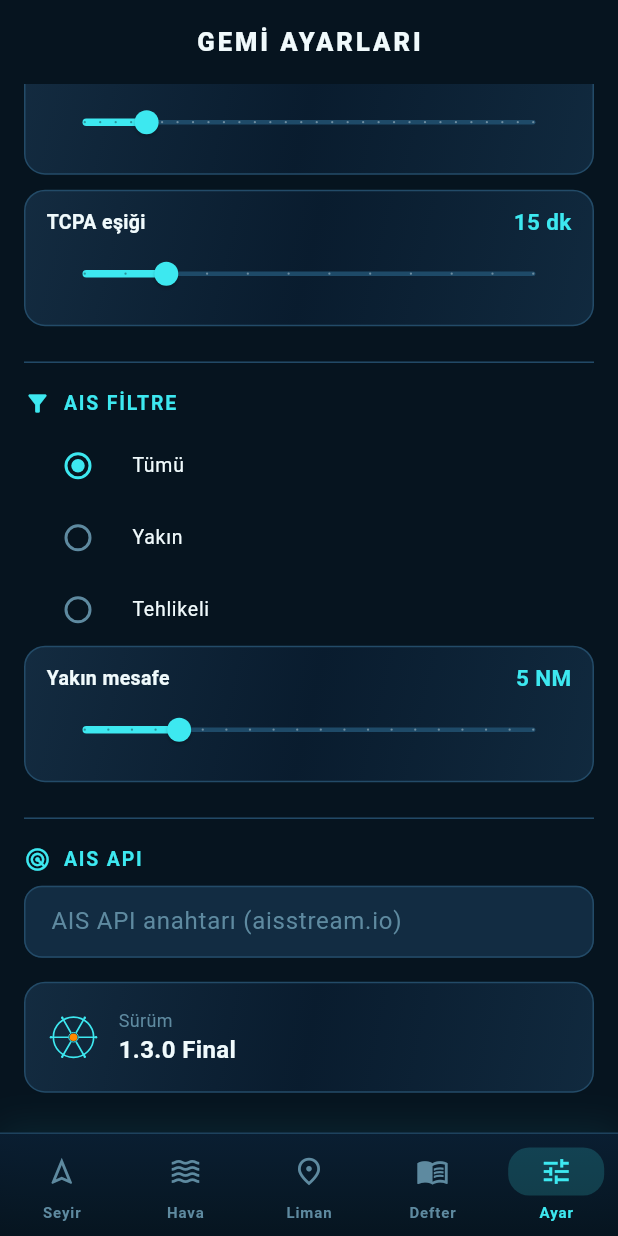
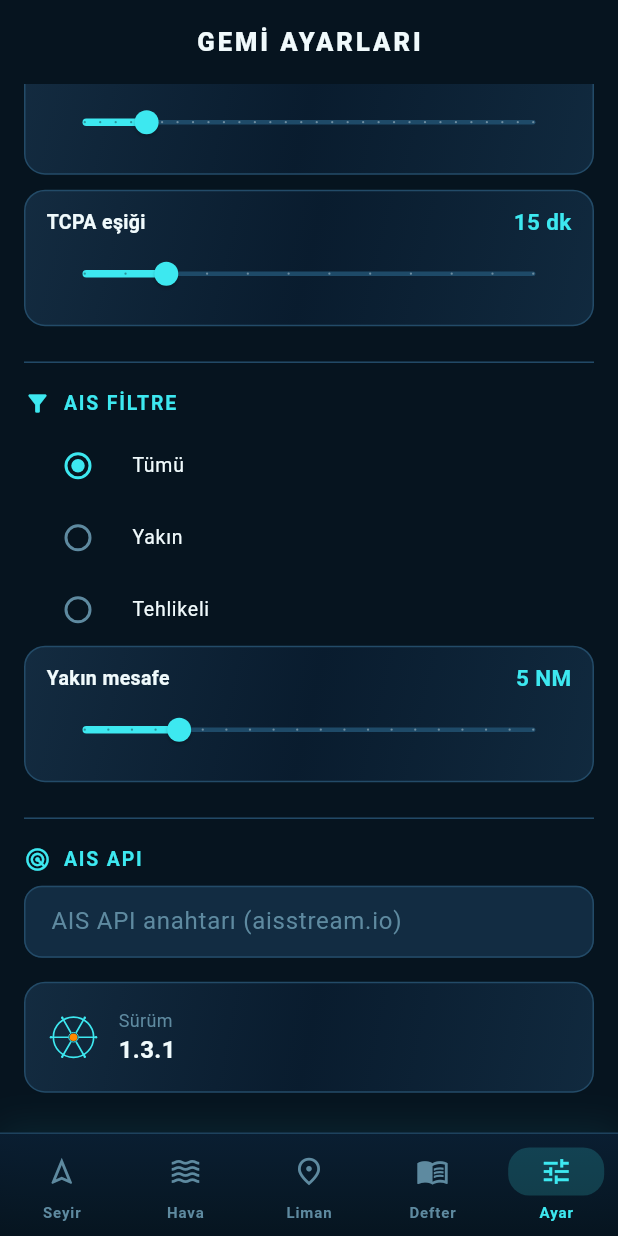
Before and after one commit to rep1ck/Asistan-Kaptan, a Flutter app: the screen it shows after launch, item 5 of the bottom bar chosen, scrolled down 1129 dp, on a phone screen of 412 x 824 dp. Run offline on Flutter 3.47's test engine with Material 3 defaults, Android fonts, the phone set to English and light mode, and no system bars; our stand-ins replace flutter_map, flutter_riverpod, geolocator, latlong2, shared_preferences; network calls fail.

Commit message:
fix: settings — nightModeProvider import (döngüsel import kırıldı)

```diff
--- a/lib/screens/settings_screen.dart
+++ b/lib/screens/settings_screen.dart
@@ -1,7 +1,7 @@
 import 'package:flutter/material.dart';
 import 'package:flutter_riverpod/flutter_riverpod.dart';
 import '../core/maritime_theme.dart';
-import '../main.dart' show nightModeProvider;
+import '../providers/theme_provider.dart';
 import '../services/settings_store.dart';
 import '../widgets/nautical_icons.dart';
 
@@ -204,7 +204,7 @@ class _SettingsScreenState extends ConsumerState<SettingsScreen> {
                     Text('Sürüm',
                         style: TextStyle(
                             fontSize: 12, color: MaritimeColors.textMuted)),
-                    Text('1.3.0 Final',
+                    Text('1.3.1',
                         style: TextStyle(
                             fontSize: 16,
                             fontWeight: FontWeight.w700,
```
